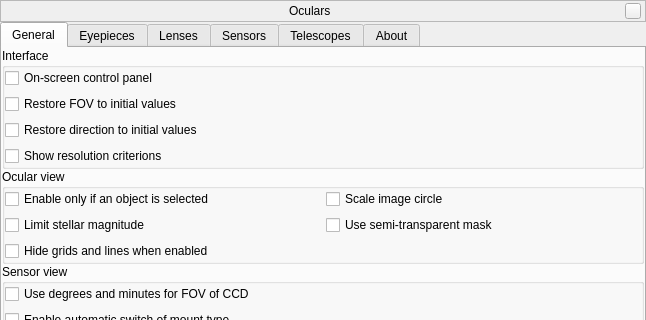
Qt form plugins/Oculars/src/gui/ocularDialog.ui (519984307/stellarium_src) before a commit; both pictures show x 0 to 646 and y 0 to 320 of the 646 by 661 pixel window.
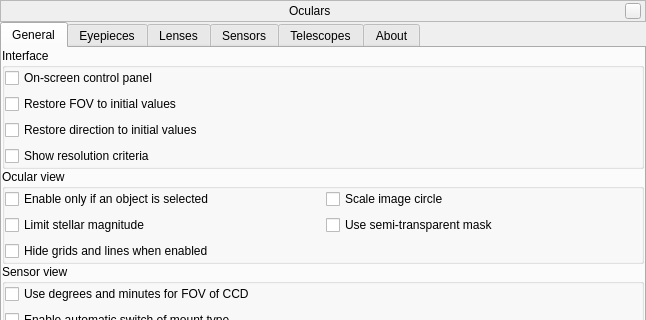
The same form after that commit. Icons and pictures are not drawn. Custom widgets are drawn as their Qt base class.

What changed in the file:
```diff
--- a/plugins/Oculars/src/gui/ocularDialog.ui
+++ b/plugins/Oculars/src/gui/ocularDialog.ui
@@ -216,7 +216,7 @@
              <item row="3" column="0">
               <widget class="QCheckBox" name="checkBoxResolutionCriterion">
                <property name="text">
-                <string>Show resolution criterions</string>
+                <string>Show resolution criteria</string>
                </property>
               </widget>
              </item>
```
